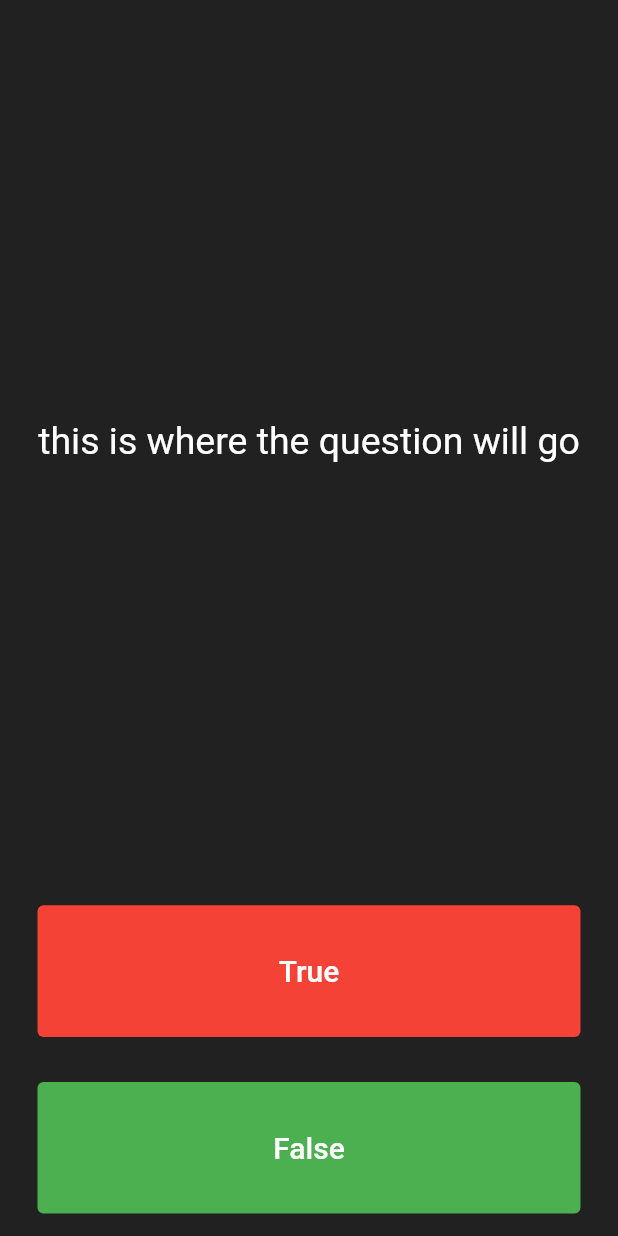
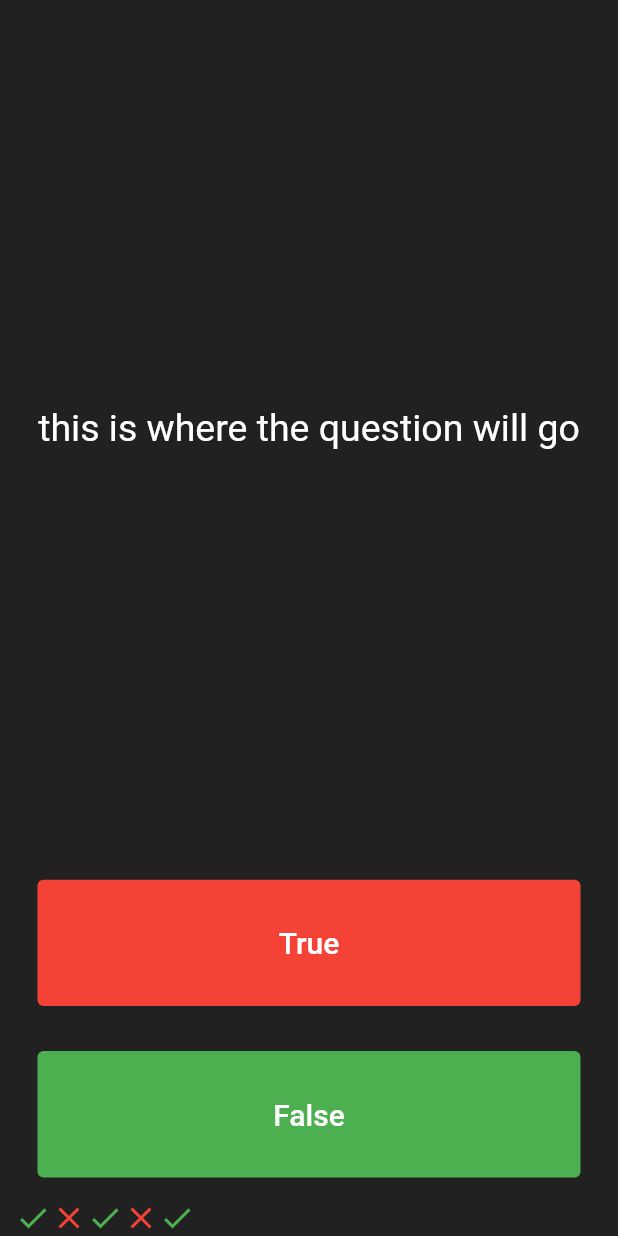
Before and after one commit to SUFFOSOHRAOUL/Quizapp, a Flutter app: the screen it shows after launch, after a tap on "True", on a phone screen of 412 x 824 dp. Run offline on Flutter 3.47's test engine with Material 2 defaults, Android fonts, the phone set to English and light mode, and no system bars.

Commit message:
added icons for right and wrong answer and modified the button to display the appropriate responds on click

```diff
--- a/lib/main.dart
+++ b/lib/main.dart
@@ -25,11 +25,31 @@ class QuizApp extends StatelessWidget {
 
 class QuizPage extends StatefulWidget {
 
+
   @override
   State<QuizPage> createState() => _QuizPageState();
 }
 
 class _QuizPageState extends State<QuizPage> {
+   List<Icon> scoreKeeper = [
+     Icon(
+            Icons.check,
+            color: Colors.green,
+            ),
+            Icon(
+            Icons.close,
+            color: Colors.red,
+            ),
+            Icon(
+            Icons.check,
+            color: Colors.green,
+            ),
+            Icon(
+            Icons.close,
+            color: Colors.red,
+            ),
+
+  ];
   @override
   Widget build(BuildContext context) {
     return Column(
@@ -65,7 +85,14 @@ class _QuizPageState extends State<QuizPage> {
                 ),
               ),
               onPressed: () {
-                //The user picked true.
+                setState(() {
+                  scoreKeeper.add(
+                    Icon(
+            Icons.check,
+            color: Colors.green,
+            ),
+                  );
+                });
               },
             ),
           ),
@@ -90,6 +117,11 @@ class _QuizPageState extends State<QuizPage> {
             ),
           ),
         ),
+      Row(
+        children: scoreKeeper,
+
+
+      )
       ],
     );
 
```
